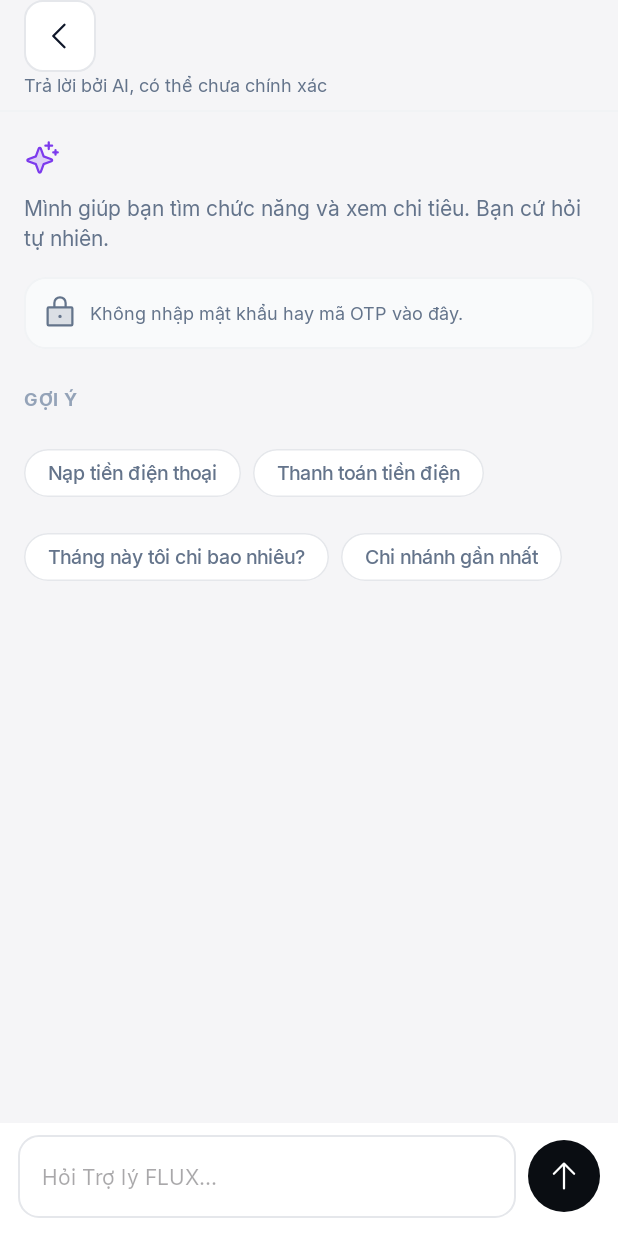
After one commit to thedestoroyah/FLUX_Bank, an Android app: the layout fragment_assistant.xml on its own in the app's theme, with its tools: preview values and no code run, on a phone screen of 412 x 824 dp. The commit adds this screen. Run offline under Robolectric (Android 15) with nearby library versions, the phone set to English and light mode, and no system bars.

Commit message:
feat: assistant chat screen

```diff
--- a/app/src/main/java/com/flux/bank/ui/customer/UtilityScreens.kt
+++ b/app/src/main/java/com/flux/bank/ui/customer/UtilityScreens.kt
@@ -7,6 +7,7 @@ import com.flux.bank.domain.utility.CatalogKind
 import com.flux.bank.ui.common.ComingSoonFragment
 import com.flux.bank.ui.customer.account.AccountDetailFragment
 import com.flux.bank.ui.customer.account.MoneyMoveFragment
+import com.flux.bank.ui.customer.assistant.AssistantFragment
 import com.flux.bank.ui.customer.branch.BranchMapFragment
 import com.flux.bank.ui.customer.utility.BillPayFragment
 import com.flux.bank.ui.customer.utility.CatalogFragment
@@ -31,6 +32,6 @@ object UtilityScreens {
             ?: ComingSoonFragment.newInstance(
                 utility.label, utility.icon, utility.tint, titleRes = R.string.saving_none_title, messageRes = R.string.saving_none
             )
-        Utility.TRO_LY_AI -> ComingSoonFragment.newInstance(utility.label, utility.icon, utility.tint)
+        Utility.TRO_LY_AI -> AssistantFragment()
     }
 }
--- /dev/null
+++ b/app/src/main/res/drawable/bg_basic_mode.xml
@@ -0,0 +1,6 @@
+<?xml version="1.0" encoding="utf-8"?>
+<!-- Nhãn "Chế độ cơ bản" -->
+<shape xmlns:android="http://schemas.android.com/apk/res/android">
+    <solid android:color="@color/flux_warning_bg" />
+    <corners android:radius="999dp" />
+</shape>
--- /dev/null
+++ b/app/src/main/res/drawable/bg_send_button.xml
@@ -0,0 +1,5 @@
+<?xml version="1.0" encoding="utf-8"?>
+<!-- Nút gửi tròn; màu đặt bằng backgroundTint (obsidian mờ khi tắt, emerald khi có chữ) -->
+<shape xmlns:android="http://schemas.android.com/apk/res/android" android:shape="oval">
+    <solid android:color="@color/flux_primary" />
+</shape>
--- /dev/null
+++ b/app/src/main/res/drawable/ic_arrow_up.xml
@@ -0,0 +1,7 @@
+<?xml version="1.0" encoding="utf-8"?>
+<!-- Phosphor Icons (arrow-up), MIT License -->
+<vector xmlns:android="http://schemas.android.com/apk/res/android"
+    android:width="24dp" android:height="24dp"
+    android:viewportWidth="256" android:viewportHeight="256">
+    <path android:fillColor="#FF000000" android:pathData="M205.66,117.66a8,8,0,0,1-11.32,0L136,59.31V216a8,8,0,0,1-16,0V59.31L61.66,117.66a8,8,0,0,1-11.32-11.32l72-72a8,8,0,0,1,11.32,0l72,72A8,8,0,0,1,205.66,117.66Z" />
+</vector>
--- /dev/null
+++ b/app/src/main/res/layout/fragment_assistant.xml
@@ -0,0 +1,193 @@
+<?xml version="1.0" encoding="utf-8"?>
+<!-- Trợ lý FLUX (mockup F7 khung 1–3) -->
+<androidx.constraintlayout.widget.ConstraintLayout xmlns:android="http://schemas.android.com/apk/res/android"
+    xmlns:app="http://schemas.android.com/apk/res-auto"
+    android:id="@+id/root"
+    android:layout_width="match_parent"
+    android:layout_height="match_parent"
+    android:background="@color/flux_bg"
+    android:clickable="true"
+    android:fitsSystemWindows="true"
+    android:focusable="true">
+
+    <include
+        android:id="@+id/header"
+        layout="@layout/view_screen_header"
+        android:layout_width="0dp"
+        android:layout_height="wrap_content"
+        app:layout_constraintEnd_toEndOf="parent"
+        app:layout_constraintStart_toStartOf="parent"
+        app:layout_constraintTop_toTopOf="parent" />
+
+    <TextView
+        android:id="@+id/tvSubtitle"
+        android:layout_width="0dp"
+        android:layout_height="wrap_content"
+        android:paddingStart="@dimen/space_16"
+        android:paddingEnd="@dimen/space_16"
+        android:paddingBottom="@dimen/space_8"
+        android:text="@string/assistant_subtitle"
+        android:textAppearance="@style/TextAppearance.Flux.Caption"
+        android:textColor="@color/flux_text_secondary"
+        app:layout_constraintEnd_toEndOf="parent"
+        app:layout_constraintStart_toStartOf="parent"
+        app:layout_constraintTop_toBottomOf="@id/header" />
+
+    <View
+        android:id="@+id/divider"
+        android:layout_width="0dp"
+        android:layout_height="@dimen/stroke_hairline"
+        android:background="@color/flux_border_subtle"
+        app:layout_constraintEnd_toEndOf="parent"
+        app:layout_constraintStart_toStartOf="parent"
+        app:layout_constraintTop_toBottomOf="@id/tvSubtitle" />
+
+    <androidx.recyclerview.widget.RecyclerView
+        android:id="@+id/rvChat"
+        android:layout_width="0dp"
+        android:layout_height="0dp"
+        android:clipToPadding="false"
+        android:paddingStart="@dimen/space_16"
+        android:paddingTop="@dimen/space_12"
+        android:paddingEnd="@dimen/space_16"
+        android:paddingBottom="@dimen/space_8"
+        app:layout_constraintBottom_toTopOf="@id/inputBar"
+        app:layout_constraintEnd_toEndOf="parent"
+        app:layout_constraintStart_toStartOf="parent"
+        app:layout_constraintTop_toBottomOf="@id/divider" />
+
+    <!-- Trạng thái trống: lời chào, nhắc an toàn, chip gợi ý -->
+    <androidx.core.widget.NestedScrollView
+        android:id="@+id/emptyState"
+        android:layout_width="0dp"
+        android:layout_height="0dp"
+        app:layout_constraintBottom_toTopOf="@id/inputBar"
+        app:layout_constraintEnd_toEndOf="parent"
+        app:layout_constraintStart_toStartOf="parent"
+        app:layout_constraintTop_toBottomOf="@id/divider">
+
+        <LinearLayout
+            android:layout_width="match_parent"
+            android:layout_height="wrap_content"
+            android:orientation="vertical"
+            android:padding="@dimen/space_16">
+
+            <TextView
+                android:id="@+id/tvHello"
+                android:layout_width="match_parent"
+                android:layout_height="wrap_content"
+                android:drawablePadding="@dimen/space_8"
+                android:gravity="center_vertical"
+                android:textAppearance="@style/TextAppearance.Flux.TitleL"
+                app:drawableStartCompat="@drawable/ic_sparkle"
+                app:drawableTint="@color/cat_violet" />
+
+            <TextView
+                android:layout_width="match_parent"
+                android:layout_height="wrap_content"
+                android:layout_marginTop="@dimen/space_8"
+                android:text="@string/assistant_intro"
+                android:textAppearance="@style/TextAppearance.Flux.Body"
+                android:textColor="@color/flux_text_secondary" />
+
+            <TextView
+                android:layout_width="match_parent"
+                android:layout_height="wrap_content"
+                android:layout_marginTop="@dimen/space_16"
+                android:background="@drawable/bg_note"
+                android:drawablePadding="@dimen/space_8"
+                android:gravity="center_vertical"
+                android:padding="@dimen/space_12"
+                android:text="@string/assistant_safety"
+                android:textAppearance="@style/TextAppearance.Flux.Caption"
+                android:textColor="@color/flux_text_secondary"
+                app:drawableStartCompat="@drawable/ic_lock"
+                app:drawableTint="@color/flux_text_secondary" />
+
+            <TextView
+                style="@style/Widget.Flux.SectionLabel"
+                android:layout_width="wrap_content"
+                android:layout_height="wrap_content"
+                android:layout_marginTop="@dimen/space_24"
+                android:text="@string/assistant_suggest_label" />
+
+            <com.google.android.material.chip.ChipGroup
+                android:id="@+id/groupSuggest"
+                android:layout_width="match_parent"
+                android:layout_height="wrap_content"
+                android:layout_marginTop="@dimen/space_8">
+
+                <com.google.android.material.chip.Chip
+                    android:id="@+id/chipTopup"
+                    style="@style/Widget.Flux.FilterChip"
+                    android:checkable="false"
+                    android:text="@string/assistant_suggest_topup" />
+
+                <com.google.android.material.chip.Chip
+                    android:id="@+id/chipElectricity"
+                    style="@style/Widget.Flux.FilterChip"
+                    android:checkable="false"
+                    android:text="@string/assistant_suggest_electricity" />
+
+                <com.google.android.material.chip.Chip
+                    android:id="@+id/chipMonth"
+                    style="@style/Widget.Flux.FilterChip"
+                    android:checkable="false"
+                    android:text="@string/assistant_suggest_month" />
+
+                <com.google.android.material.chip.Chip
+                    android:id="@+id/chipBranch"
+                    style="@style/Widget.Flux.FilterChip"
+                    android:checkable="false"
+                    android:text="@string/assistant_suggest_branch" />
+            </com.google.android.material.chip.ChipGroup>
+        </LinearLayout>
+    </androidx.core.widget.NestedScrollView>
+
+    <!-- Thanh nhập ở đáy -->
+    <LinearLayout
+        android:id="@+id/inputBar"
+        android:layout_width="0dp"
+        android:layout_height="wrap_content"
+        android:background="@color/flux_surface"
+        android:gravity="center_vertical"
+        android:orientation="horizontal"
+        android:paddingStart="@dimen/space_12"
+        android:paddingTop="@dimen/space_8"
+        android:paddingEnd="@dimen/space_12"
+        android:paddingBottom="@dimen/space_12"
+        app:layout_constraintBottom_toBottomOf="parent"
+        app:layout_constraintEnd_toEndOf="parent"
+        app:layout_constraintStart_toStartOf="parent">
+
+        <com.google.android.material.textfield.TextInputLayout
+            android:id="@+id/tilMessage"
+            style="@style/Widget.Flux.TextField"
+            android:layout_width="0dp"
+            android:layout_height="wrap_content"
+            android:layout_weight="1"
+            app:hintEnabled="false">
+
+            <com.google.android.material.textfield.TextInputEditText
+                android:id="@+id/etMessage"
+                android:layout_width="match_parent"
+                android:layout_height="wrap_content"
+                android:hint="@string/assistant_hint"
+                android:imeOptions="actionSend"
+                android:importantForAutofill="no"
+                android:inputType="textCapSentences"
+                android:maxLength="500"
+                android:textAppearance="@style/TextAppearance.Flux.Body" />
+        </com.google.android.material.textfield.TextInputLayout>
+
+        <ImageButton
+            android:id="@+id/btnSend"
+            android:layout_width="@dimen/touch_min"
+            android:layout_height="@dimen/touch_min"
+            android:layout_marginStart="@dimen/space_8"
+            android:background="@drawable/bg_send_button"
+            android:contentDescription="@string/assistant_send"
+            android:src="@drawable/ic_arrow_up"
+            app:tint="@color/flux_text_on_dark" />
+    </LinearLayout>
+</androidx.constraintlayout.widget.ConstraintLayout>
--- a/app/src/main/res/values/dimens.xml
+++ b/app/src/main/res/values/dimens.xml
@@ -20,4 +20,10 @@
     <dimen name="map_sheet_top_gap">112dp</dimen>
     <dimen name="map_marker">28dp</dimen>
     <dimen name="map_marker_selected">40dp</dimen>
+    <!-- Màn Trợ lý (F7) -->
+    <dimen name="chat_avatar">28dp</dimen>
+    <dimen name="chat_action_icon">32dp</dimen>
+    <dimen name="chat_bubble_radius">18dp</dimen>
+    <dimen name="chat_bubble_tail">6dp</dimen>
+    <dimen name="chat_bubble_max">280dp</dimen>
 </resources>
--- a/app/src/main/res/values/strings.xml
+++ b/app/src/main/res/values/strings.xml
@@ -512,4 +512,34 @@
     <string name="branch_timeout_title">Chưa lấy được vị trí</string>
     <string name="branch_timeout_body">Thử đứng gần cửa sổ hoặc ra chỗ thoáng rồi thử lại.</string>
     <string name="cd_my_location">Vị trí của tôi</string>
+
+    <!-- Trợ lý FLUX (F7) -->
+    <string name="assistant_title">Trợ lý FLUX</string>
+    <string name="assistant_subtitle">Trả lời bởi AI, có thể chưa chính xác</string>
+    <string name="assistant_hello">Chào %s</string>
+    <string name="assistant_intro">Mình giúp bạn tìm chức năng và xem chi tiêu. Bạn cứ hỏi tự nhiên.</string>
+    <string name="assistant_safety">Không nhập mật khẩu hay mã OTP vào đây.</string>
+    <string name="assistant_suggest_label">Gợi ý</string>
+    <string name="assistant_suggest_topup">Nạp tiền điện thoại</string>
+    <string name="assistant_suggest_electricity">Thanh toán tiền điện</string>
+    <string name="assistant_suggest_month">Tháng này tôi chi bao nhiêu?</string>
+    <string name="assistant_suggest_branch">Chi nhánh gần nhất</string>
+    <string name="assistant_hint">Hỏi Trợ lý FLUX…</string>
+    <string name="assistant_send">Gửi câu hỏi</string>
+    <string name="assistant_typing">Trợ lý đang trả lời</string>
+    <string name="assistant_typing_dots" translatable="false">•••</string>
+    <string name="assistant_basic_mode">Chế độ cơ bản</string>
+    <string name="assistant_action_topup">Nạp tiền điện thoại</string>
+    <string name="assistant_action_electricity">Thanh toán tiền điện</string>
+    <string name="assistant_action_water">Thanh toán tiền nước</string>
+    <string name="assistant_action_month">Xem giao dịch tháng %d</string>
+    <string name="assistant_action_transfer">Chuyển tiền</string>
+    <string name="assistant_action_deposit">Nạp tiền vào tài khoản</string>
+    <string name="assistant_action_withdraw">Rút tiền</string>
+    <string name="assistant_action_saving">Tài khoản tiết kiệm</string>
+    <string name="assistant_action_flight">Vé máy bay</string>
+    <string name="assistant_action_movie">Vé xem phim</string>
+    <string name="assistant_action_hotel">Khách sạn</string>
+    <string name="assistant_action_shop">Mua sắm</string>
+    <string name="assistant_action_branch">Chi nhánh gần nhất</string>
 </resources>
```
Also changed, not shown: app/src/main/java/com/flux/bank/ui/customer/assistant/AssistantActionUi.kt (added, +57 -0 lines), app/src/main/java/com/flux/bank/ui/customer/assistant/AssistantFragment.kt (added, +108 -0 lines), app/src/main/java/com/flux/bank/ui/customer/assistant/ChatAdapter.kt (added, +120 -0 lines), app/src/main/res/drawable/bg_bubble_bot.xml (added, +11 -0 lines), app/src/main/res/drawable/bg_bubble_user.xml (added, +10 -0 lines), app/src/main/res/drawable/bg_chat_actions.xml (added, +7 -0 lines), app/src/main/res/layout/item_chat_action.xml (added, +37 -0 lines), app/src/main/res/layout/item_chat_bot.xml (added, +63 -0 lines), app/src/main/res/layout/item_chat_typing.xml (added, +27 -0 lines), app/src/main/res/layout/item_chat_user.xml (added, +23 -0 lines), app/src/main/res/layout/view_chat_avatar.xml (added, +12 -0 lines), 1 other file.
